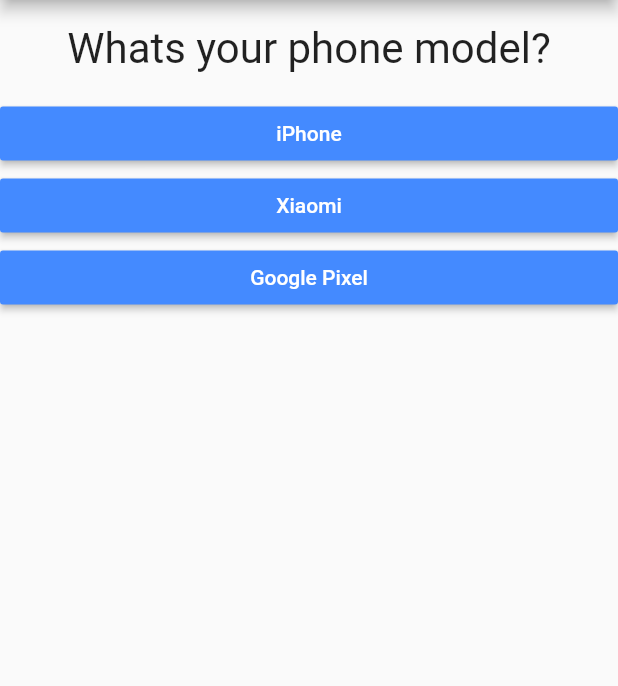
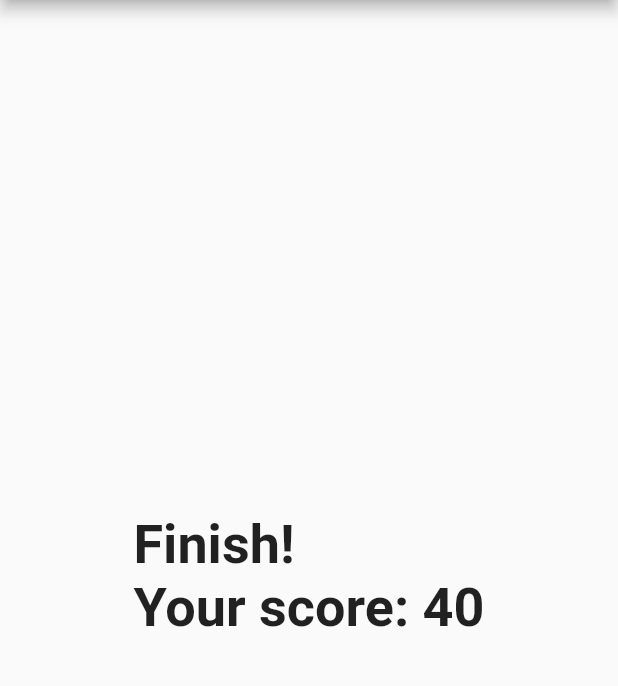
Before and after one commit to alexrodrigues/dart_first_class, a Flutter app: the screen it shows after launch, after a tap on "Blue", after a tap on "Ford", after a tap on "MacBook Pro", on a phone screen of 412 x 824 dp, the part 84-770 px from its top. Run offline on Flutter 3.47's test engine with Material 2 defaults, Android fonts, the phone set to English and light mode, and no system bars.

Commit message:
progressing with the quiz

```diff
--- a/lib/answer.dart
+++ b/lib/answer.dart
@@ -1,9 +1,9 @@
 import 'package:flutter/material.dart';
 
 class AnswerButton extends StatelessWidget {
-  final Function ourCallback;
+  final Function _ourCallback;
   final String title;
-  AnswerButton(this.title, this.ourCallback);
+  AnswerButton(this.title, this._ourCallback);
 
   @override
   Widget build(BuildContext context) {
@@ -13,7 +13,7 @@ class AnswerButton extends StatelessWidget {
         textColor: Colors.white,
         color: Colors.blueAccent,
         child: Text(title),
-        onPressed: ourCallback,
+        onPressed: _ourCallback,
       ),
     );
   }
--- a/lib/main.dart
+++ b/lib/main.dart
@@ -1,7 +1,8 @@
 import 'package:flutter/material.dart';
+import 'package:quiz/quiz.dart';
 
-import './question.dart';
-import './answer.dart';
+import './quiz.dart';
+import './result.dart';
 
 void main() => runApp(MyApp());
 
@@ -13,51 +14,68 @@ class MyApp extends StatefulWidget {
 }
 
 class _MyAppState extends State<MyApp> {
-  var currentIndex = 0;
-  var questions = [
+  var _currentIndex = 0;
+  var _totalScore = 0;
+  var _questions = const [
     {
       "question": "Whats your favorite color?",
-      'answers': ["Blue", "Green", "White"]
+      'answers': [
+        {"title": "Blue", "score": 10},
+        {"title": "Green", "score": 20},
+        {"title": "White", "score": 30}
+      ]
     },
     {
       "question": "Whats the model of your first car?",
-      'answers': ["Ford", "Tesla", "Audi"]
+      'answers': [
+        {"title": "Ford", "score": 10},
+        {"title": "Tesla", "score": 20},
+        {"title": "Audi", "score": 30}
+      ]
     },
     {
       "question": "Whats your computer model?",
-      'answers': ["iMac", "MacBook Pro", "White"]
+      'answers': [
+        {"title": "iMac", "score": 10},
+        {"title": "MacBook Pro", "score": 20},
+        {"title": "White", "score": 30}
+      ]
     },
     {
       "question": "Whats your phone model?",
-      'answers': ["iPhone", "Xiaomi", "Google Pixel"]
+      'answers': [
+        {"title": "iPhone", "score": 10},
+        {"title": "Xiaomi", "score": 20},
+        {"title": "Google Pixel", "score": 30}
+      ]
     }
   ];
 
-  void _answerQuestion() {
+  void _answerQuestion(int score) {
     setState(() {
-      if (currentIndex <= questions.length - 1) {
-        currentIndex += 1;
-      }
+      _totalScore += score;
+      _currentIndex += 1;
     });
   }
 
   @override
   Widget build(BuildContext context) {
-    var currentQuestionMap = questions[currentIndex];
+    var _currentQuestionMap = _questions[_currentIndex];
     return MaterialApp(
       home: Scaffold(
         appBar: AppBar(
           title: Text('Quiz'),
         ),
-        body: Column(
-          children: [
-            QuestionText(currentQuestionMap['question']),
-            ...(currentQuestionMap['answers'] as List<String>).map((answer) {
-              return AnswerButton(answer, _answerQuestion);
-            }),
-          ],
-        ),
+        body: (_currentIndex < _questions.length - 1)
+            ? Quiz(_currentQuestionMap, _answerQuestion)
+            : Result(_totalScore),
       ),
     );
   }
+
+  /*
+    to send parameters to a function refere you should
+    use:
+    Quiz(_currentQuestionMap, (parameter) => answerQuestion(parameter))
+  */
 }
--- /dev/null
+++ b/lib/quiz.dart
@@ -0,0 +1,24 @@
+import 'package:flutter/material.dart';
+
+import './question.dart';
+import './answer.dart';
+
+class Quiz extends StatelessWidget {
+  final Map<String, Object> _quiz;
+  final Function _ourCallback;
+
+  Quiz(this._quiz, this._ourCallback);
+
+  @override
+  Widget build(BuildContext context) {
+    return Column(
+      children: [
+        QuestionText(_quiz['question']),
+        ...(_quiz['answers'] as List<Map<String, Object>>).map((answer) {
+          return AnswerButton(
+              answer['title'], () => _ourCallback(answer['score'] as int));
+        }),
+      ],
+    );
+  }
+}
--- /dev/null
+++ b/lib/result.dart
@@ -0,0 +1,15 @@
+import 'package:flutter/material.dart';
+
+class Result extends StatelessWidget {
+  final int _score;
+  Result(this._score);
+
+  @override
+  Widget build(BuildContext context) {
+    return Center(
+        child: Text(
+      'Finish!\nYour score: $_score',
+      style: TextStyle(fontSize: 36, fontWeight: FontWeight.bold),
+    ));
+  }
+}
```
